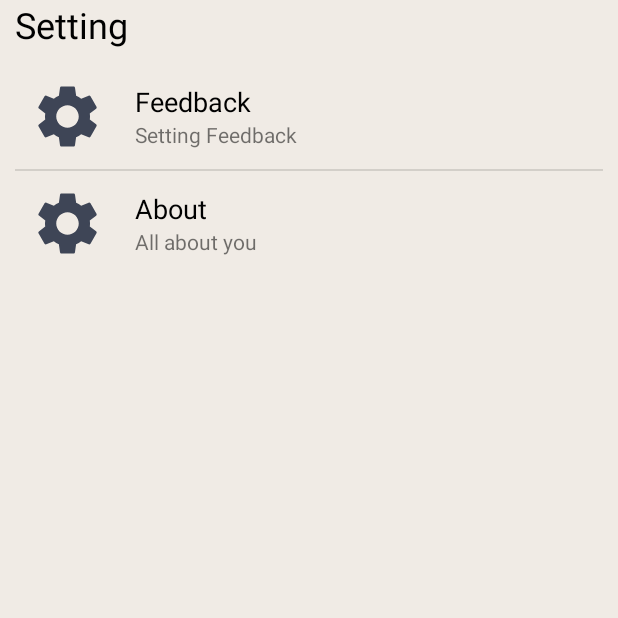
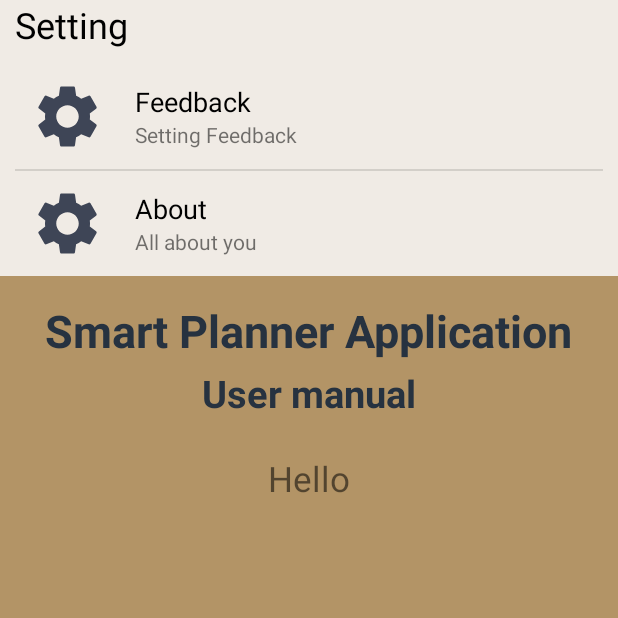
Before and after one commit to dsb102/huy-haku-project, an Android app: the fragment SettingFragment shown on its own in the app's theme, after a tap on "About", on a phone screen of 412 x 824 dp, the top half of it. Run offline under Robolectric (Android 15) with nearby library versions, the phone set to English and light mode, and no system bars.

Commit message:
update fragment

```diff
--- /dev/null
+++ b/app/src/main/java/com/usth/edu/View/Fragment/AboutFragment.java
@@ -0,0 +1,20 @@
+package com.usth.edu.View.Fragment;
+
+import android.os.Bundle;
+import android.view.LayoutInflater;
+import android.view.View;
+import android.view.ViewGroup;
+
+import androidx.annotation.NonNull;
+import androidx.annotation.Nullable;
+import androidx.fragment.app.Fragment;
+
+import com.usth.edu.R;
+
+public class AboutFragment extends Fragment {
+    @Nullable
+    @Override
+    public View onCreateView(@NonNull LayoutInflater inflater, @Nullable ViewGroup container, @Nullable Bundle savedInstanceState) {
+        return inflater.inflate(R.layout.about_fragment, container, false);
+    }
+}
--- a/app/src/main/java/com/usth/edu/View/Fragment/SettingFragment.java
+++ b/app/src/main/java/com/usth/edu/View/Fragment/SettingFragment.java
@@ -30,7 +30,7 @@ public class SettingFragment extends Fragment {
     @Nullable
     @Override
     public View onCreateView(@NonNull LayoutInflater inflater, @Nullable ViewGroup container, @Nullable Bundle savedInstanceState) {
-        View v= inflater.inflate(R.layout.setting_fragment, container, false);
+        View v = inflater.inflate(R.layout.setting_fragment, container, false);
         return v;
     }
 
@@ -55,24 +55,29 @@ public class SettingFragment extends Fragment {
         ListView lv = view.findViewById(R.id.lv_settings);
         lv.setAdapter(adapter);
 
+        FeedbackFragment feedbackFragment = new FeedbackFragment();
+        AboutFragment aboutFragment = new AboutFragment();
+
         lv.setOnItemClickListener(new AdapterView.OnItemClickListener() {
             @Override
             public void onItemClick(AdapterView<?> parent, View view, int position, long id) {
                 if (position == 0) { // Check if "Feedback" item is clicked
-                    navigateToFeedbackFragment();
+                    navigateToFeedbackFragment(feedbackFragment);
+                } if (position == 1) {
+                    navigateToFeedbackFragment(aboutFragment);
                 }
             }
         });
     }
 
-    private void navigateToFeedbackFragment() {
+    private void navigateToFeedbackFragment(Fragment fragment) {
         FragmentManager fragmentManager = getParentFragmentManager();
         FragmentTransaction fragmentTransaction = fragmentManager.beginTransaction();
-        fragmentTransaction.replace(R.id.fragment_container, new FeedbackFragment());
+        fragmentTransaction.replace(R.id.fragment_container, fragment);
         fragmentTransaction.addToBackStack(null);
         fragmentTransaction.commit();
-        View container = getView().findViewById(R.id.fragment_container);
-        container.setVisibility(View.VISIBLE);
+//        View container = getView().findViewById(R.id.fragment_container);
+//        container.setVisibility(View.VISIBLE);
     }
 
     @Override
--- a/app/src/main/res/layout/about_fragment.xml
+++ b/app/src/main/res/layout/about_fragment.xml
@@ -2,30 +2,40 @@
 <LinearLayout xmlns:android="http://schemas.android.com/apk/res/android"
     android:layout_width="match_parent"
     android:layout_height="match_parent"
+    android:background="@color/splat_text_color"
+    android:gravity="center_horizontal"
     android:orientation="vertical"
-    android:padding="16dp"
+    android:padding="16dp">
+
+    <ScrollView
+        android:layout_width="match_parent"
+        android:layout_height="wrap_content">
+
+        <LinearLayout
+            android:layout_width="match_parent"
+            android:layout_height="wrap_content"
             android:gravity="center_horizontal"
-    android:background="@color/splat_text_color">
+            android:orientation="vertical">
+            <TextView
+                android:layout_width="wrap_content"
+                android:layout_height="wrap_content"
+                android:paddingBottom="4dp"
+                android:text="Smart Planner Application"
+                android:textAppearance="@style/TextAppearance.AppCompat.Medium"
+                android:textColor="@color/bg_color_2"
+                android:textSize="30dp"
+                android:textStyle="bold" />
 
             <TextView
                 android:layout_width="wrap_content"
                 android:layout_height="wrap_content"
-        android:text="Smart Planner Application"
-        android:textSize="30dp"
-        android:textStyle="bold"
+                android:paddingBottom="24dp"
+                android:text="User manual"
                 android:textAppearance="@style/TextAppearance.AppCompat.Medium"
                 android:textColor="@color/bg_color_2"
-        android:paddingBottom="4dp" />
+                android:textSize="25dp"
+                android:textStyle="bold" />
 
-    <TextView
-        android:layout_width="wrap_content"
-        android:layout_height="wrap_content"
-        android:text="User manual"
-        android:textStyle="bold"
-        android:textSize="25dp"
-        android:textAppearance="@style/TextAppearance.AppCompat.Medium"
-        android:textColor="@color/bg_color_2"
-        android:paddingBottom="24dp" />
             <TextView
                 android:layout_width="wrap_content"
                 android:layout_height="wrap_content"
@@ -33,8 +43,9 @@
                 android:textSize="23dp"
 
                 />
+        </LinearLayout>
 
-
+    </ScrollView>
     <!-- Thêm các thành phần khác cho fragment ở đây -->
 
 </LinearLayout>
--- a/app/src/main/res/layout/setting_fragment.xml
+++ b/app/src/main/res/layout/setting_fragment.xml
@@ -24,8 +24,7 @@
         android:id="@+id/fragment_container"
         android:layout_width="match_parent"
         android:layout_height="0dp"
-        android:layout_weight="1"
-        android:visibility="gone"/>
+        android:layout_weight="1"/>
 
 
 </LinearLayout>
```
Also changed, not shown: app/src/main/res/layout/feedback_fragment.xml (+22 -8 lines). Lines whose indentation alone changed are shown as unchanged.
